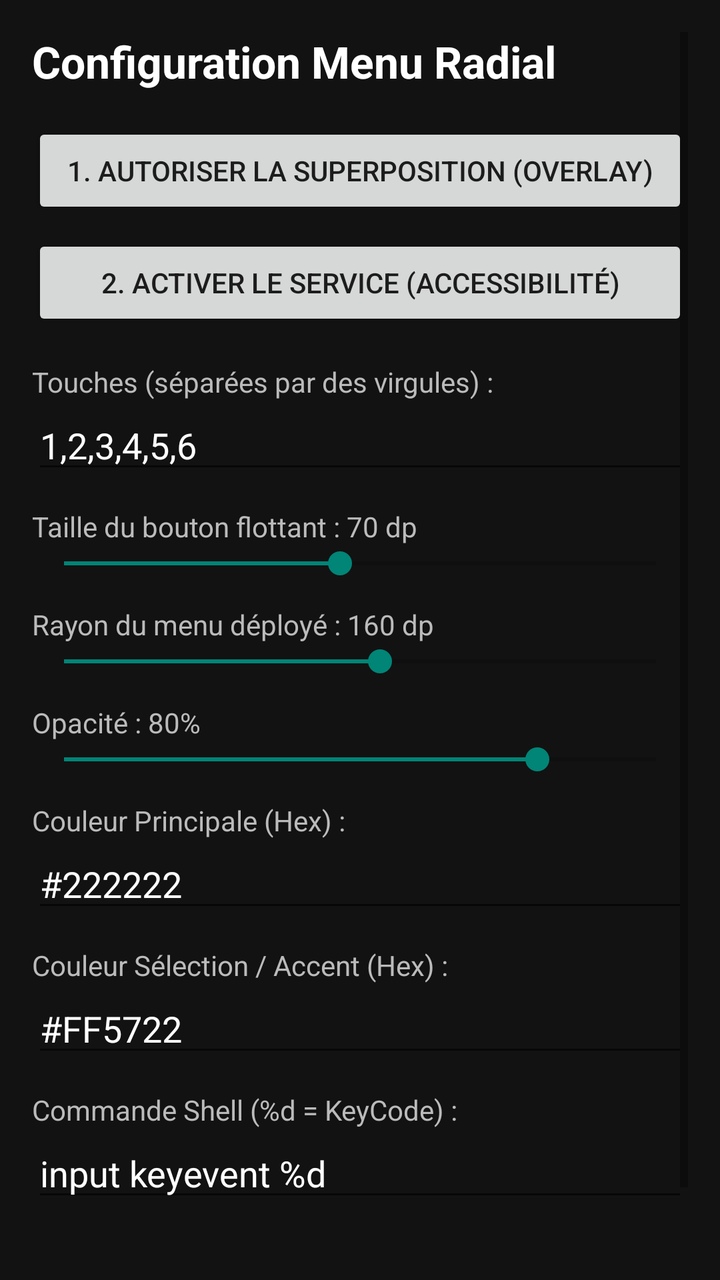
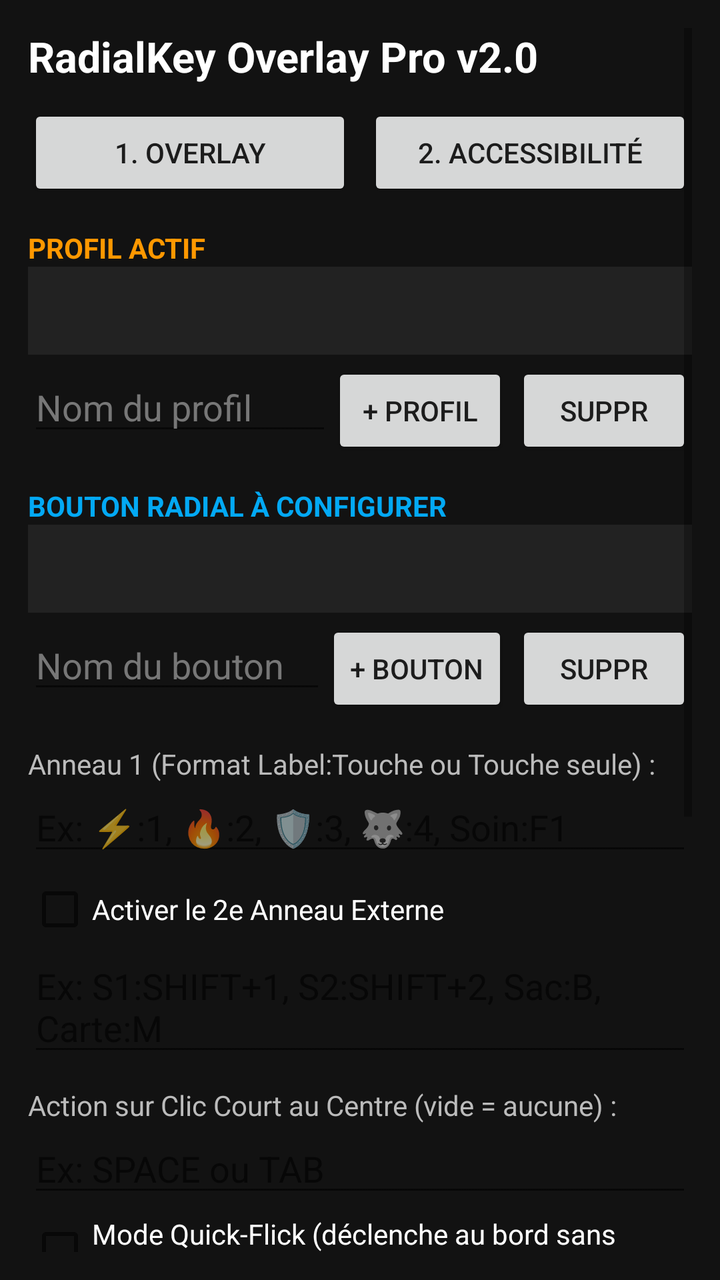

Screens rendered from an Android XML layout before and after an edit, with the pre-edit source and the edit as a unified diff.
<!-- AndroidManifest.xml: application theme Theme.AppCompat.DayNight.DarkActionBar -->
<!-- res/layout/activity_main.xml -->
<?xml version="1.0" encoding="utf-8"?>
<ScrollView xmlns:android="http://schemas.android.com/apk/res/android"
    android:layout_width="match_parent"
    android:layout_height="match_parent"
    android:padding="16dp"
    android:background="#121212">

    <LinearLayout
        android:layout_width="match_parent"
        android:layout_height="wrap_content"
        android:orientation="vertical">

        <TextView
            android:layout_width="match_parent"
            android:layout_height="wrap_content"
            android:text="Configuration Menu Radial"
            android:textColor="#FFFFFF"
            android:textSize="22sp"
            android:textStyle="bold"
            android:layout_marginBottom="16dp"/>

        <Button
            android:id="@+id/btnOverlayPerm"
            android:layout_width="match_parent"
            android:layout_height="wrap_content"
            android:text="1. Autoriser la superposition (Overlay)" />

        <Button
            android:id="@+id/btnAccService"
            android:layout_width="match_parent"
            android:layout_height="wrap_content"
            android:layout_marginTop="8dp"
            android:text="2. Activer le Service (Accessibilité)" />

        <TextView
            android:layout_width="match_parent"
            android:layout_height="wrap_content"
            android:layout_marginTop="16dp"
            android:text="Touches (séparées par des virgules) :"
            android:textColor="#BBBBBB" />

        <EditText
            android:id="@+id/editKeys"
            android:layout_width="match_parent"
            android:layout_height="wrap_content"
            android:text="1,2,3,4,5,6"
            android:textColor="#FFFFFF" />

        <TextView
            android:id="@+id/txtButtonSize"
            android:layout_width="match_parent"
            android:layout_height="wrap_content"
            android:layout_marginTop="12dp"
            android:text="Taille du bouton flottant : 70 dp"
            android:textColor="#BBBBBB" />

        <SeekBar
            android:id="@+id/seekButtonSize"
            android:layout_width="match_parent"
            android:layout_height="wrap_content"
            android:max="150"
            android:progress="70" />

        <TextView
            android:id="@+id/txtMenuRadius"
            android:layout_width="match_parent"
            android:layout_height="wrap_content"
            android:layout_marginTop="12dp"
            android:text="Rayon du menu déployé : 160 dp"
            android:textColor="#BBBBBB" />

        <SeekBar
            android:id="@+id/seekMenuRadius"
            android:layout_width="match_parent"
            android:layout_height="wrap_content"
            android:max="300"
            android:progress="160" />

        <TextView
            android:id="@+id/txtOpacity"
            android:layout_width="match_parent"
            android:layout_height="wrap_content"
            android:layout_marginTop="12dp"
            android:text="Opacité : 80%"
            android:textColor="#BBBBBB" />

        <SeekBar
            android:id="@+id/seekOpacity"
            android:layout_width="match_parent"
            android:layout_height="wrap_content"
            android:max="100"
            android:progress="80" />

        <TextView
            android:layout_width="match_parent"
            android:layout_height="wrap_content"
            android:layout_marginTop="12dp"
            android:text="Couleur Principale (Hex) :"
            android:textColor="#BBBBBB" />

        <EditText
            android:id="@+id/editMainColor"
            android:layout_width="match_parent"
            android:layout_height="wrap_content"
            android:text="#222222"
            android:textColor="#FFFFFF" />

        <TextView
            android:layout_width="match_parent"
            android:layout_height="wrap_content"
            android:layout_marginTop="12dp"
            android:text="Couleur Sélection / Accent (Hex) :"
            android:textColor="#BBBBBB" />

        <EditText
            android:id="@+id/editAccentColor"
            android:layout_width="match_parent"
            android:layout_height="wrap_content"
            android:text="#FF5722"
            android:textColor="#FFFFFF" />

        <TextView
            android:layout_width="match_parent"
            android:layout_height="wrap_content"
            android:layout_marginTop="12dp"
            android:text="Commande Shell (%d = KeyCode) :"
            android:textColor="#BBBBBB" />

        <EditText
            android:id="@+id/editShellCmd"
            android:layout_width="match_parent"
            android:layout_height="wrap_content"
            android:text="input keyevent %d"
            android:textColor="#FFFFFF" />

        <Button
            android:id="@+id/btnSave"
            android:layout_width="match_parent"
            android:layout_height="wrap_content"
            android:layout_marginTop="20dp"
            android:text="Enregistrer et Appliquer en direct" />
    </LinearLayout>
</ScrollView>
<!-- resources referenced by this layout -->
<resources>

</resources>

<!-- the commit's change to res/layout/activity_main.xml (unified diff, before → after) -->
@@ -2,7 +2,7 @@
 <ScrollView xmlns:android="http://schemas.android.com/apk/res/android"
     android:layout_width="match_parent"
     android:layout_height="match_parent"
-    android:padding="16dp"
+    android:padding="14dp"
     android:background="#121212">
 
     <LinearLayout
@@ -13,131 +13,260 @@
         <TextView
             android:layout_width="match_parent"
             android:layout_height="wrap_content"
-            android:text="Configuration Menu Radial"
-            android:textColor="#FFFFFF"
-            android:textSize="22sp"
+            android:text="RadialKey Overlay Pro v2.0"
+            android:textColor="#FFFFFF"
+            android:textSize="21sp"
             android:textStyle="bold"
-            android:layout_marginBottom="16dp"/>
-
-        <Button
-            android:id="@+id/btnOverlayPerm"
-            android:layout_width="match_parent"
-            android:layout_height="wrap_content"
-            android:text="1. Autoriser la superposition (Overlay)" />
-
-        <Button
-            android:id="@+id/btnAccService"
-            android:layout_width="match_parent"
-            android:layout_height="wrap_content"
-            android:layout_marginTop="8dp"
-            android:text="2. Activer le Service (Accessibilité)" />
-
-        <TextView
-            android:layout_width="match_parent"
-            android:layout_height="wrap_content"
-            android:layout_marginTop="16dp"
-            android:text="Touches (séparées par des virgules) :"
-            android:textColor="#BBBBBB" />
-
-        <EditText
-            android:id="@+id/editKeys"
-            android:layout_width="match_parent"
-            android:layout_height="wrap_content"
-            android:text="1,2,3,4,5,6"
+            android:layout_marginBottom="10dp"/>
+
+        <LinearLayout
+            android:layout_width="match_parent"
+            android:layout_height="wrap_content"
+            android:orientation="horizontal">
+            <Button
+                android:id="@+id/btnOverlayPerm"
+                android:layout_width="0dp"
+                android:layout_height="wrap_content"
+                android:layout_weight="1"
+                android:text="1. Overlay" />
+            <Button
+                android:id="@+id/btnAccService"
+                android:layout_width="0dp"
+                android:layout_height="wrap_content"
+                android:layout_weight="1"
+                android:layout_marginStart="8dp"
+                android:text="2. Accessibilité" />
+        </LinearLayout>
+
+        
+        <TextView
+            android:layout_width="match_parent"
+            android:layout_height="wrap_content"
+            android:layout_marginTop="14dp"
+            android:text="PROFIL ACTIF"
+            android:textColor="#FF9800"
+            android:textStyle="bold" />
+
+        <Spinner
+            android:id="@+id/spinnerProfiles"
+            android:layout_width="match_parent"
+            android:layout_height="44dp"
+            android:background="#222222" />
+
+        <LinearLayout
+            android:layout_width="match_parent"
+            android:layout_height="wrap_content"
+            android:orientation="horizontal"
+            android:layout_marginTop="4dp">
+            <EditText
+                android:id="@+id/editProfileName"
+                android:layout_width="0dp"
+                android:layout_height="wrap_content"
+                android:layout_weight="1"
+                android:hint="Nom du profil"
+                android:textColor="#FFFFFF"
+                android:textColorHint="#777777" />
+            <Button
+                android:id="@+id/btnAddProfile"
+                android:layout_width="wrap_content"
+                android:layout_height="wrap_content"
+                android:text="+ Profil" />
+            <Button
+                android:id="@+id/btnDelProfile"
+                android:layout_width="wrap_content"
+                android:layout_height="wrap_content"
+                android:layout_marginStart="4dp"
+                android:text="Suppr" />
+        </LinearLayout>
+
+        
+        <TextView
+            android:layout_width="match_parent"
+            android:layout_height="wrap_content"
+            android:layout_marginTop="14dp"
+            android:text="BOUTON RADIAL À CONFIGURER"
+            android:textColor="#03A9F4"
+            android:textStyle="bold" />
+
+        <Spinner
+            android:id="@+id/spinnerButtons"
+            android:layout_width="match_parent"
+            android:layout_height="44dp"
+            android:background="#222222" />
+
+        <LinearLayout
+            android:layout_width="match_parent"
+            android:layout_height="wrap_content"
+            android:orientation="horizontal"
+            android:layout_marginTop="4dp">
+            <EditText
+                android:id="@+id/editButtonName"
+                android:layout_width="0dp"
+                android:layout_height="wrap_content"
+                android:layout_weight="1"
+                android:hint="Nom du bouton"
+                android:textColor="#FFFFFF"
+                android:textColorHint="#777777" />
+            <Button
+                android:id="@+id/btnAddButton"
+                android:layout_width="wrap_content"
+                android:layout_height="wrap_content"
+                android:text="+ Bouton" />
+            <Button
+                android:id="@+id/btnDelButton"
+                android:layout_width="wrap_content"
+                android:layout_height="wrap_content"
+                android:layout_marginStart="4dp"
+                android:text="Suppr" />
+        </LinearLayout>
+
+        
+        <TextView
+            android:layout_width="match_parent"
+            android:layout_height="wrap_content"
+            android:layout_marginTop="14dp"
+            android:text="Anneau 1 (Format Label:Touche ou Touche seule) :"
+            android:textColor="#BBBBBB" />
+
+        <EditText
+            android:id="@+id/editInnerKeys"
+            android:layout_width="match_parent"
+            android:layout_height="wrap_content"
+            android:textColor="#FFFFFF"
+            android:hint="Ex: ⚡:1, 🔥:2, 🛡️:3, 🐺:4, Soin:F1" />
+
+        <CheckBox
+            android:id="@+id/chkOuterRing"
+            android:layout_width="match_parent"
+            android:layout_height="wrap_content"
+            android:layout_marginTop="6dp"
+            android:text="Activer le 2e Anneau Externe"
             android:textColor="#FFFFFF" />
 
+        <EditText
+            android:id="@+id/editOuterKeys"
+            android:layout_width="match_parent"
+            android:layout_height="wrap_content"
+            android:textColor="#FFFFFF"
+            android:hint="Ex: S1:SHIFT+1, S2:SHIFT+2, Sac:B, Carte:M" />
+
+        <TextView
+            android:layout_width="match_parent"
+            android:layout_height="wrap_content"
+            android:layout_marginTop="10dp"
+            android:text="Action sur Clic Court au Centre (vide = aucune) :"
+            android:textColor="#BBBBBB" />
+
+        <EditText
+            android:id="@+id/editCenterTapKey"
+            android:layout_width="match_parent"
+            android:layout_height="wrap_content"
+            android:textColor="#FFFFFF"
+            android:hint="Ex: SPACE ou TAB" />
+
+        <CheckBox
+            android:id="@+id/chkQuickFlick"
+            android:layout_width="match_parent"
+            android:layout_height="wrap_content"
+            android:layout_marginTop="4dp"
+            android:text="Mode Quick-Flick (déclenche au bord sans relâcher)"
+            android:textColor="#FFFFFF" />
+
+        
         <TextView
             android:id="@+id/txtButtonSize"
             android:layout_width="match_parent"
             android:layout_height="wrap_content"
-            android:layout_marginTop="12dp"
-            android:text="Taille du bouton flottant : 70 dp"
-            android:textColor="#BBBBBB" />
-
+            android:layout_marginTop="10dp"
+            android:text="Taille bouton central : 68 dp"
+            android:textColor="#BBBBBB" />
         <SeekBar
             android:id="@+id/seekButtonSize"
             android:layout_width="match_parent"
             android:layout_height="wrap_content"
-            android:max="150"
-            android:progress="70" />
-
-        <TextView
-            android:id="@+id/txtMenuRadius"
-            android:layout_width="match_parent"
-            android:layout_height="wrap_content"
-            android:layout_marginTop="12dp"
-            android:text="Rayon du menu déployé : 160 dp"
-            android:textColor="#BBBBBB" />
-
-        <SeekBar
-            android:id="@+id/seekMenuRadius"
-            android:layout_width="match_parent"
-            android:layout_height="wrap_content"
-            android:max="300"
-            android:progress="160" />
+            android:max="140"
+            android:progress="68" />
+
+        <TextView
+            android:id="@+id/txtInnerRadius"
+            android:layout_width="match_parent"
+            android:layout_height="wrap_content"
+            android:layout_marginTop="8dp"
+            android:text="Rayon Anneau 1 : 145 dp"
+            android:textColor="#BBBBBB" />
+        <SeekBar
+            android:id="@+id/seekInnerRadius"
+            android:layout_width="match_parent"
+            android:layout_height="wrap_content"
+            android:max="260"
+            android:progress="145" />
+
+        <TextView
+            android:id="@+id/txtOuterRadius"
+            android:layout_width="match_parent"
+            android:layout_height="wrap_content"
+            android:layout_marginTop="8dp"
+            android:text="Rayon Anneau 2 (Externe) : 225 dp"
+            android:textColor="#BBBBBB" />
+        <SeekBar
+            android:id="@+id/seekOuterRadius"
+            android:layout_width="match_parent"
+            android:layout_height="wrap_content"
+            android:max="360"
+            android:progress="225" />
 
         <TextView
             android:id="@+id/txtOpacity"
             android:layout_width="match_parent"
             android:layout_height="wrap_content"
-            android:layout_marginTop="12dp"
-            android:text="Opacité : 80%"
-            android:textColor="#BBBBBB" />
-
+            android:layout_marginTop="8dp"
+            android:text="Opacité : 85%"
+            android:textColor="#BBBBBB" />
         <SeekBar
             android:id="@+id/seekOpacity"
             android:layout_width="match_parent"
             android:layout_height="wrap_content"
             android:max="100"
-            android:progress="80" />
-
-        <TextView
-            android:layout_width="match_parent"
-            android:layout_height="wrap_content"
-            android:layout_marginTop="12dp"
-            android:text="Couleur Principale (Hex) :"
-            android:textColor="#BBBBBB" />
-
-        <EditText
-            android:id="@+id/editMainColor"
-            android:layout_width="match_parent"
-            android:layout_height="wrap_content"
-            android:text="#222222"
-            android:textColor="#FFFFFF" />
-
-        <TextView
-            android:layout_width="match_parent"
-            android:layout_height="wrap_content"
-            android:layout_marginTop="12dp"
-            android:text="Couleur Sélection / Accent (Hex) :"
-            android:textColor="#BBBBBB" />
-
-        <EditText
-            android:id="@+id/editAccentColor"
-            android:layout_width="match_parent"
-            android:layout_height="wrap_content"
-            android:text="#FF5722"
-            android:textColor="#FFFFFF" />
-
-        <TextView
-            android:layout_width="match_parent"
-            android:layout_height="wrap_content"
-            android:layout_marginTop="12dp"
-            android:text="Commande Shell (%d = KeyCode) :"
-            android:textColor="#BBBBBB" />
+            android:progress="85" />
+
+        <LinearLayout
+            android:layout_width="match_parent"
+            android:layout_height="wrap_content"
+            android:orientation="horizontal"
+            android:layout_marginTop="8dp">
+            <EditText
+                android:id="@+id/editMainColor"
+                android:layout_width="0dp"
+                android:layout_height="wrap_content"
+                android:layout_weight="1"
+                android:text="#222222"
+                android:textColor="#FFFFFF"
+                android:hint="Couleur Fond" />
+            <EditText
+                android:id="@+id/editAccentColor"
+                android:layout_width="0dp"
+                android:layout_height="wrap_content"
+                android:layout_weight="1"
+                android:layout_marginStart="8dp"
+                android:text="#FF5722"
+                android:textColor="#FFFFFF"
+                android:hint="Couleur Accent" />
+        </LinearLayout>
 
         <EditText
             android:id="@+id/editShellCmd"
             android:layout_width="match_parent"
             android:layout_height="wrap_content"
+            android:layout_marginTop="8dp"
             android:text="input keyevent %d"
-            android:textColor="#FFFFFF" />
+            android:textColor="#FFFFFF"
+            android:hint="Commande Shell (%d = KeyCode)" />
 
         <Button
             android:id="@+id/btnSave"
             android:layout_width="match_parent"
-            android:layout_height="wrap_content"
-            android:layout_marginTop="20dp"
-            android:text="Enregistrer et Appliquer en direct" />
+            android:layout_height="54dp"
+            android:layout_marginTop="16dp"
+            android:text="ENREGISTRER ET APPLIQUER EN DIRECT" />
     </LinearLayout>
 </ScrollView>
